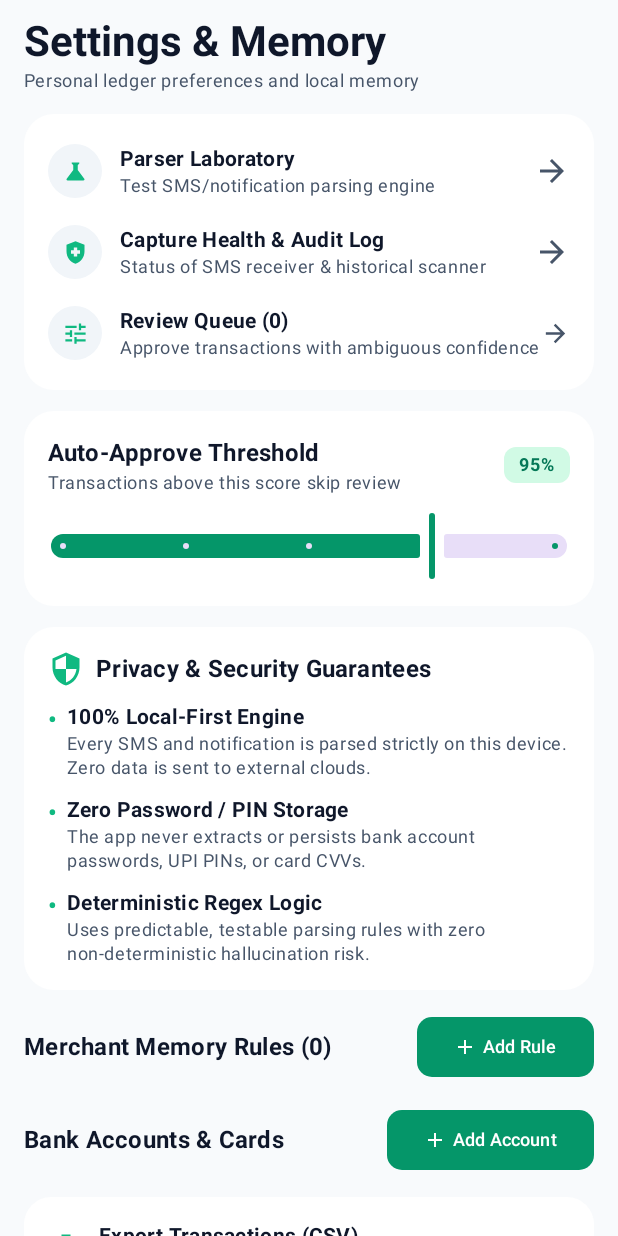
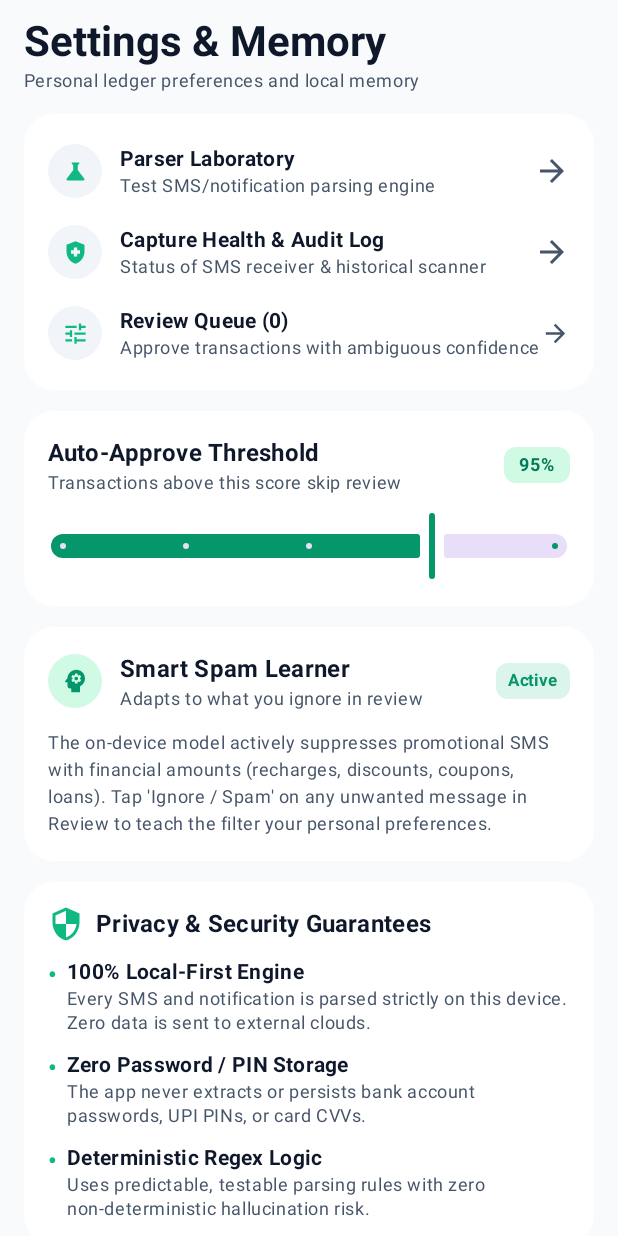
Before and after one commit to Dhanush05-git/MoneyFlow, an Android app built with Jetpack Compose: the composable SettingsScreen shown on its own in the app's theme, on a phone screen of 412 x 824 dp. Run offline under Robolectric (Android 15) with nearby library versions, the phone set to English and light mode, and no system bars.

Commit message:
refactor: improve spam detection and pipeline
Pass context to the capture pipeline and spam classifier to enhance message filtering with expanded regex patterns for telecom and marketing content.

```diff
--- a/app/src/main/java/com/example/capture/notifications/ExpenseNotificationListener.kt
+++ b/app/src/main/java/com/example/capture/notifications/ExpenseNotificationListener.kt
@@ -41,7 +41,7 @@ class ExpenseNotificationListener : NotificationListenerService() {
     serviceScope.launch {
       try {
         val db = AppDatabase.getDatabase(applicationContext)
-        val pipeline = TransactionCapturePipeline(db)
+        val pipeline = TransactionCapturePipeline(db, applicationContext)
         pipeline.processIncomingMessage(
           rawText = fullContent,
           source = CaptureSource.NOTIFICATION,
--- a/app/src/main/java/com/example/capture/sms/SmsBroadcastReceiver.kt
+++ b/app/src/main/java/com/example/capture/sms/SmsBroadcastReceiver.kt
@@ -34,7 +34,7 @@ class SmsBroadcastReceiver : BroadcastReceiver() {
     CoroutineScope(Dispatchers.IO).launch {
       try {
         val db = AppDatabase.getDatabase(context)
-        val pipeline = TransactionCapturePipeline(db)
+        val pipeline = TransactionCapturePipeline(db, context)
         pipeline.processIncomingMessage(
           rawText = rawText,
           source = CaptureSource.SMS,
--- a/app/src/main/java/com/example/capture/sms/SmsHistoricalScanner.kt
+++ b/app/src/main/java/com/example/capture/sms/SmsHistoricalScanner.kt
@@ -25,7 +25,7 @@ object SmsHistoricalScanner {
     onProgress: (Int, Int) -> Unit = { _, _ -> }
   ): ScanResult = withContext(Dispatchers.IO) {
     val db = AppDatabase.getDatabase(context)
-    val pipeline = TransactionCapturePipeline(db)
+    val pipeline = TransactionCapturePipeline(db, context)
 
     val contentResolver = context.contentResolver
     val uri = Uri.parse("content://sms/inbox")
--- a/app/src/main/java/com/example/ui/settings/SettingsScreen.kt
+++ b/app/src/main/java/com/example/ui/settings/SettingsScreen.kt
@@ -27,6 +27,7 @@ import androidx.compose.material.icons.filled.FileDownload
 import androidx.compose.material.icons.filled.HealthAndSafety
 import androidx.compose.material.icons.filled.Lock
 import androidx.compose.material.icons.filled.Psychology
+import androidx.compose.material.icons.filled.Refresh
 import androidx.compose.material.icons.filled.Science
 import androidx.compose.material.icons.filled.Security
 import androidx.compose.material.icons.filled.Tune
@@ -36,6 +37,7 @@ import androidx.compose.material3.Card
 import androidx.compose.material3.CardDefaults
 import androidx.compose.material3.Icon
 import androidx.compose.material3.MaterialTheme
+import androidx.compose.material3.OutlinedButton
 import androidx.compose.material3.OutlinedTextField
 import androidx.compose.material3.Slider
 import androidx.compose.material3.Surface
@@ -178,6 +180,107 @@ fun SettingsScreen(
             steps = 3,
             modifier = Modifier.fillMaxWidth()
           )
+        }
+      }
+    }
+
+    // Adaptive On-Device Spam & Promotion AI Card
+    item {
+      Card(
+        shape = RoundedCornerShape(20.dp),
+        colors = CardDefaults.cardColors(containerColor = MaterialTheme.colorScheme.surface),
+        modifier = Modifier.fillMaxWidth()
+      ) {
+        Column(modifier = Modifier.padding(16.dp)) {
+          Row(
+            modifier = Modifier.fillMaxWidth(),
+            horizontalArrangement = Arrangement.SpaceBetween,
+            verticalAlignment = Alignment.CenterVertically
+          ) {
+            Row(verticalAlignment = Alignment.CenterVertically) {
+              Box(
+                modifier = Modifier
+                  .size(36.dp)
+                  .clip(CircleShape)
+                  .background(MaterialTheme.colorScheme.primaryContainer),
+                contentAlignment = Alignment.Center
+              ) {
+                Icon(
+                  Icons.Default.Psychology,
+                  contentDescription = null,
+                  tint = MaterialTheme.colorScheme.primary,
+                  modifier = Modifier.size(20.dp)
+                )
+              }
+              Spacer(modifier = Modifier.width(12.dp))
+              Column {
+                Text(
+                  text = "Smart Spam Learner",
+                  style = MaterialTheme.typography.titleMedium.copy(fontWeight = FontWeight.Bold),
+                  color = MaterialTheme.colorScheme.onSurface
+                )
+                Text(
+                  text = "Adapts to what you ignore in review",
+                  style = MaterialTheme.typography.bodySmall,
+                  color = MaterialTheme.colorScheme.onSurfaceVariant
+                )
+              }
+            }
+
+            Surface(
+              shape = RoundedCornerShape(8.dp),
+              color = Emerald500.copy(alpha = 0.15f)
+            ) {
+              Text(
+                text = "Active",
+                style = MaterialTheme.typography.labelSmall.copy(fontWeight = FontWeight.Bold),
+                color = Emerald600,
+                modifier = Modifier.padding(horizontal = 8.dp, vertical = 4.dp)
+              )
+            }
+          }
+
+          Spacer(modifier = Modifier.height(12.dp))
+
+          val stats = uiState.learnedSpamStats
+          val spamCount = stats?.totalSpamExamples ?: 0
+          val uniqueTokens = stats?.uniqueSpamTokens ?: 0
+          val topTerms = stats?.topLearnedSpamTerms ?: emptyList()
+
+          Text(
+            text = if (spamCount == 0) {
+              "The on-device model actively suppresses promotional SMS with financial amounts (recharges, discounts, coupons, loans). Tap 'Ignore / Spam' on any unwanted message in Review to teach the filter your personal preferences."
+            } else {
+              "Learned from $spamCount rejected promotions across $uniqueTokens unique spam tokens. New messages matching these patterns are automatically dropped before review."
+            },
+            style = MaterialTheme.typography.bodySmall,
+            color = MaterialTheme.colorScheme.onSurfaceVariant,
+            lineHeight = 18.sp
+          )
+
+          if (topTerms.isNotEmpty()) {
+            Spacer(modifier = Modifier.height(10.dp))
+            Text(
+              text = "Top Learned Filter Words: ${topTerms.joinToString(", ")}",
+              style = MaterialTheme.typography.labelSmall.copy(fontWeight = FontWeight.SemiBold),
+              color = MaterialTheme.colorScheme.primary
+            )
+          }
+
+          if (spamCount > 0) {
+            Spacer(modifier = Modifier.height(12.dp))
+            OutlinedButton(
+              onClick = {
+                viewModel.resetAdaptiveSpamFilter()
+                Toast.makeText(context, "Learned spam filter reset", Toast.LENGTH_SHORT).show()
+              },
+              modifier = Modifier.fillMaxWidth()
+            ) {
+              Icon(Icons.Default.Refresh, contentDescription = null, modifier = Modifier.size(16.dp))
+              Spacer(modifier = Modifier.width(6.dp))
+              Text("Reset Learned Spam Data")
+            }
+          }
         }
       }
     }
```
Also changed, not shown: app/src/main/java/com/example/capture/TransactionCapturePipeline.kt (+5 -2 lines), app/src/main/java/com/example/capture/parsing/TransactionParserEngine.kt (+25 -9 lines), app/src/main/java/com/example/capture/parsing/classifier/AdaptiveSpamLearner.kt (added, +240 -0 lines), app/src/main/java/com/example/capture/parsing/classifier/SpamClassifier.kt (+47 -12 lines), app/src/main/java/com/example/capture/parsing/extractors/DebitCreditClassifier.kt (+39 -5 lines), app/src/main/java/com/example/data/repository/TransactionRepository.kt (+32 -9 lines), app/src/main/java/com/example/ui/ExpenseViewModel.kt (+18 -5 lines), app/src/main/java/com/example/ui/components/CommonComponents.kt (+8 -1 lines), 1 other file.
